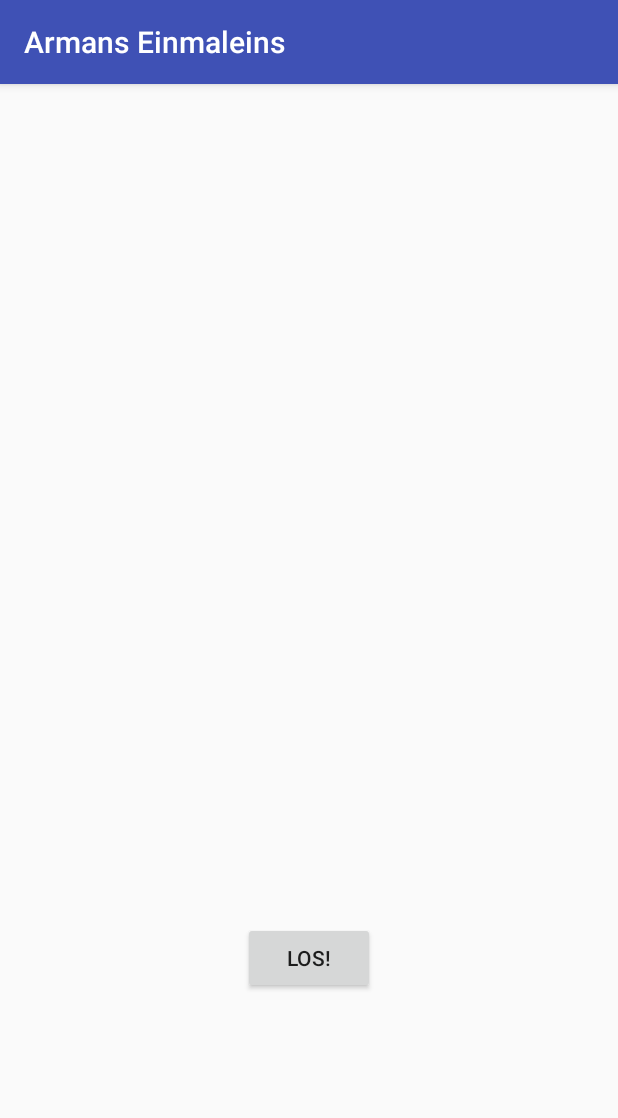
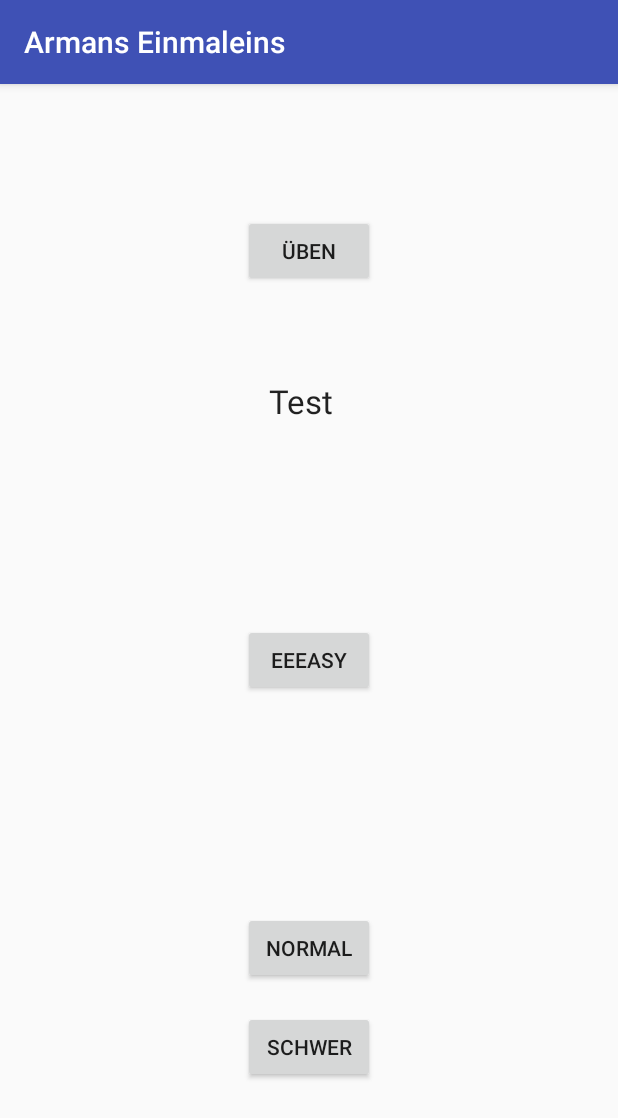
Before and after one commit to dneumann/einmaleins, an Android app: the screen it shows after launch (StartScreenActivity), on a phone screen of 412 x 824 dp. Shown: the top 1118 px of the screen. Run offline under Robolectric (Android 15) with nearby library versions, the phone set to English and light mode, and no system bars.

Commit message:
Add buttons for different test types

```diff
--- a/app/src/main/java/dn/einmaleins/StartScreenActivity.java
+++ b/app/src/main/java/dn/einmaleins/StartScreenActivity.java
@@ -13,8 +13,12 @@ public class StartScreenActivity extends AppCompatActivity {
         setContentView(R.layout.activity_start_screen);
     }
 
-    public void startGame(View view) {
+    public void startPractice(View view) {
         Intent startsMain = new Intent(this, MainActivity.class);
         startActivity(startsMain);
     }
+
+    public void startEasyTest(View view) {
+
+    }
 }
--- a/app/src/main/res/layout/activity_start_screen.xml
+++ b/app/src/main/res/layout/activity_start_screen.xml
@@ -10,10 +10,57 @@
         android:id="@+id/button"
         android:layout_width="wrap_content"
         android:layout_height="wrap_content"
-        android:layout_marginBottom="161dp"
-        android:onClick="startGame"
-        android:text="Los!"
+        android:layout_marginBottom="61dp"
+        android:layout_marginTop="87dp"
+        android:onClick="startPractice"
+        android:text="Üben"
+        app:layout_constraintBottom_toTopOf="@+id/textView"
+        app:layout_constraintEnd_toEndOf="parent"
+        app:layout_constraintStart_toStartOf="parent"
+        app:layout_constraintTop_toTopOf="parent" />
+
+    <Button
+        android:id="@+id/button2"
+        android:layout_width="wrap_content"
+        android:layout_height="wrap_content"
+        android:onClick="startEasyTest"
+        android:text="eeeasy"
         app:layout_constraintBottom_toBottomOf="parent"
         app:layout_constraintEnd_toEndOf="parent"
-        app:layout_constraintStart_toStartOf="parent" />
+        app:layout_constraintStart_toStartOf="parent"
+        app:layout_constraintTop_toTopOf="parent" />
+
+    <TextView
+        android:id="@+id/textView"
+        android:layout_width="53dp"
+        android:layout_height="0dp"
+        android:layout_marginBottom="68dp"
+        android:text="Test"
+        android:textAppearance="@android:style/TextAppearance.Large"
+        app:layout_constraintBottom_toTopOf="@+id/button3"
+        app:layout_constraintEnd_toEndOf="parent"
+        app:layout_constraintStart_toStartOf="parent"
+        app:layout_constraintTop_toBottomOf="@+id/button" />
+
+    <Button
+        android:id="@+id/button3"
+        android:layout_width="wrap_content"
+        android:layout_height="wrap_content"
+        android:layout_marginBottom="18dp"
+        android:text="normal"
+        app:layout_constraintBottom_toTopOf="@+id/button4"
+        app:layout_constraintEnd_toEndOf="parent"
+        app:layout_constraintStart_toStartOf="parent"
+        app:layout_constraintTop_toBottomOf="@+id/textView" />
+
+    <Button
+        android:id="@+id/button4"
+        android:layout_width="wrap_content"
+        android:layout_height="wrap_content"
+        android:layout_marginBottom="102dp"
+        android:text="schwer"
+        app:layout_constraintBottom_toBottomOf="parent"
+        app:layout_constraintEnd_toEndOf="parent"
+        app:layout_constraintStart_toStartOf="parent"
+        app:layout_constraintTop_toBottomOf="@+id/button3" />
 </android.support.constraint.ConstraintLayout>
```
Also changed, not shown: app/src/main/res/layout/activity_main.xml (+30 -33 lines).
